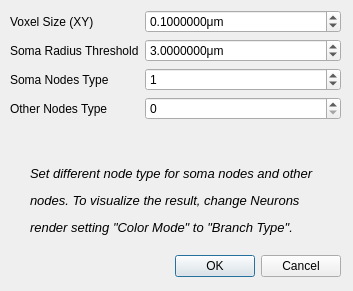
Old version of the form neurolabi/gui/zmarkswcsomadialog.ui in the repository janelia-flyem/NeuTu.
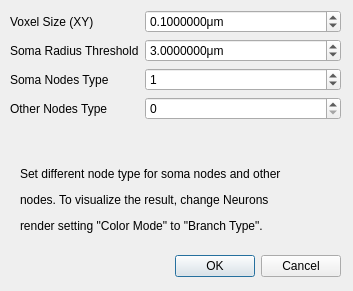
New version of the form.

Commit message: ui size adjustment

Diff of the .ui file:
```diff
--- a/neurolabi/gui/zmarkswcsomadialog.ui
+++ b/neurolabi/gui/zmarkswcsomadialog.ui
@@ -123,20 +123,14 @@
   <widget class="QLabel" name="label">
    <property name="geometry">
     <rect>
-     <x>30</x>
+     <x>20</x>
      <y>160</y>
-     <width>291</width>
+     <width>321</width>
      <height>81</height>
     </rect>
    </property>
-   <property name="font">
-    <font>
-     <pointsize>12</pointsize>
-     <italic>true</italic>
-    </font>
-   </property>
    <property name="text">
-    <string>&lt;html&gt;&lt;head/&gt;&lt;body&gt;&lt;p&gt;&lt;span style=&quot; font-size:10pt;&quot;&gt;Set different node type for soma nodes and other &lt;/span&gt;&lt;/p&gt;&lt;p&gt;&lt;span style=&quot; font-size:10pt;&quot;&gt;nodes. To visualize the result, change Neurons &lt;/span&gt;&lt;/p&gt;&lt;p&gt;&lt;span style=&quot; font-size:10pt;&quot;&gt;render setting &amp;quot;Color Mode&amp;quot; to &amp;quot;Branch Type&amp;quot;.&lt;/span&gt;&lt;/p&gt;&lt;/body&gt;&lt;/html&gt;</string>
+    <string>&lt;html&gt;&lt;head/&gt;&lt;body&gt;&lt;p&gt;&lt;span&gt;Set different node type for soma nodes and other &lt;/span&gt;&lt;/p&gt;&lt;p&gt;&lt;span&gt;nodes. To visualize the result, change Neurons &lt;/span&gt;&lt;/p&gt;&lt;p&gt;&lt;span&gt;render setting &amp;quot;Color Mode&amp;quot; to &amp;quot;Branch Type&amp;quot;.&lt;/span&gt;&lt;/p&gt;&lt;/body&gt;&lt;/html&gt;</string>
    </property>
   </widget>
  </widget>
```
